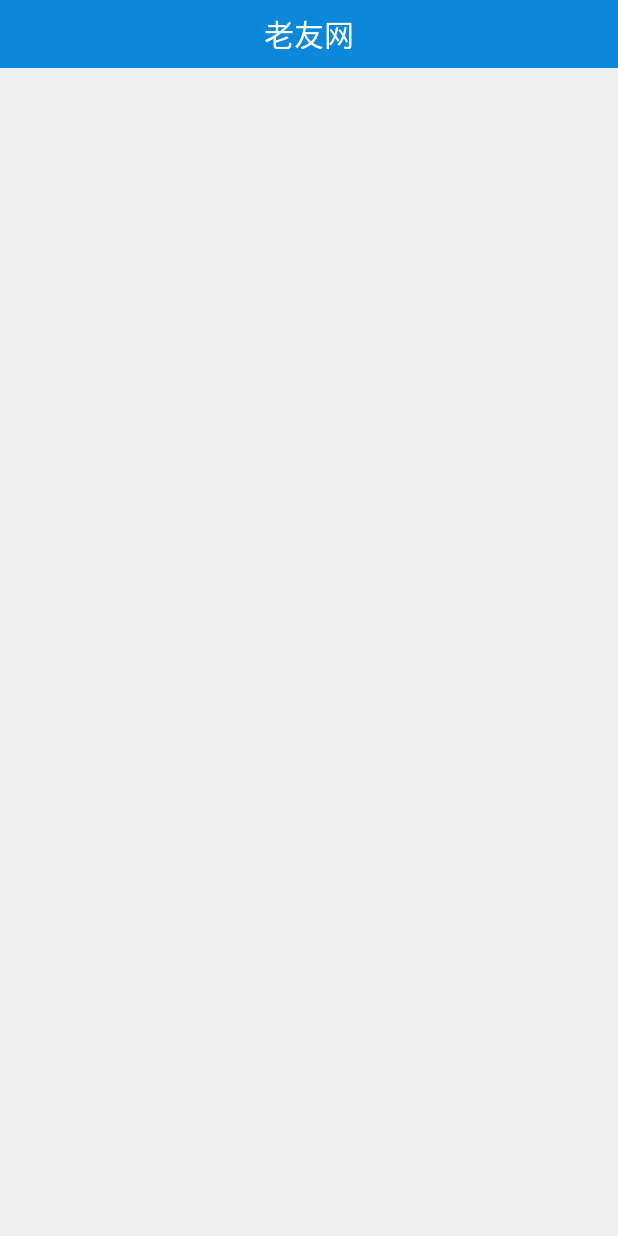
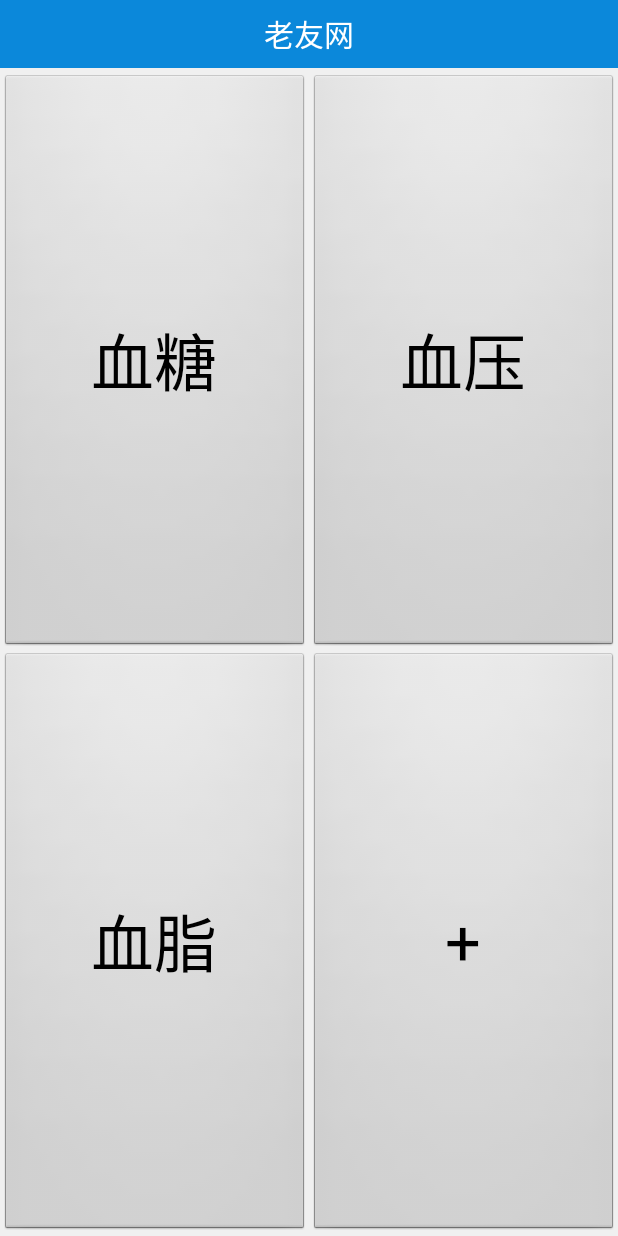
Before and after one commit to yushulinfeng/Medicine, an Android app: the IllnessManageActivity screen opened directly, with no data from a screen before it, on a phone screen of 412 x 824 dp. Run offline under Robolectric (Android 15) with nearby library versions, the phone set to English and light mode, and no system bars.

Commit message:
数据上传的图表什么的的设计了一下

```diff
--- a/app/build.gradle
+++ b/app/build.gradle
@@ -28,4 +28,5 @@ dependencies {
     compile files('libs/fastjson-1.2.6.jar')
     compile files('libs/dom4j-1.6.1.jar')
     compile files('libs/jsoup.jar')
+    compile files('libs/mpandroidchartlibrary-2-1-4.jar')
 }
--- a/app/src/main/java/org/outing/medicine/illness_manage/IllnessManageActivity.java
+++ b/app/src/main/java/org/outing/medicine/illness_manage/IllnessManageActivity.java
@@ -1,26 +1,55 @@
 package org.outing.medicine.illness_manage;
 
 import android.app.Activity;
+import android.content.Intent;
 import android.os.Bundle;
+import android.view.View;
+import android.widget.Button;
 import android.widget.ImageButton;
+import android.widget.Toast;
 
 import org.outing.medicine.R;
+import org.outing.medicine.fun_drug.DrugMain;
+import org.outing.medicine.fun_know.KnowMain;
+import org.outing.medicine.fun_tools.ToolsMain;
+import org.outing.medicine.personal_center.PersonalCenterActivity;
 
 /**
  * Created by apple on 15/10/6.
  */
-public class IllnessManageActivity extends Activity {
-    private ImageButton buttonAdd;
+public class IllnessManageActivity extends Activity implements View.OnClickListener {
     @Override
     protected void onCreate(Bundle savedInstanceState) {
         super.onCreate(savedInstanceState);
         setContentView(R.layout.activity_illness_manage);
 
-//        init();
+        ((Button) findViewById(R.id.index_blood_sugar)).setOnClickListener(this);
+        ((Button) findViewById(R.id.index_blood_pressure)).setOnClickListener(this);
+        ((Button) findViewById(R.id.index_blood_fat)).setOnClickListener(this);
+        ((Button) findViewById(R.id.index_search)).setOnClickListener(this);
 
     }
 
-    private void init() {
-        buttonAdd.findViewById(R.id.con_add_btn_album);
+
+    @Override
+    public void onClick(View v) {
+        Intent intent = null;
+        switch (v.getId()) {
+            case R.id.index_blood_sugar:
+                intent = new Intent(this, BloodSuger.class);
+                break;
+            case R.id.index_blood_pressure:
+                intent = new Intent(this, ToolsMain.class);
+                break;
+            case R.id.index_blood_fat:
+                intent = new Intent(this, ToolsMain.class);
+                break;
+            case R.id.index_search:
+                Toast.makeText(this, "开发中...", Toast.LENGTH_SHORT).show();
+                break;
+        }
+        if (intent != null) {
+            startActivity(intent);
+        }
     }
 }
--- a/app/src/main/res/layout/activity_illness_manage.xml
+++ b/app/src/main/res/layout/activity_illness_manage.xml
@@ -7,15 +7,53 @@
     <include layout="@layout/top" />
 
 
-    <ListView
-        android:id="@+id/listview_record"
-        android:layout_marginTop="20dp"
-        android:layout_marginLeft="18dp"
-        android:layout_marginRight="18dp"
-        android:dividerHeight="10dp"
-        android:divider="#f0f0f0"
+    <LinearLayout
         android:layout_width="match_parent"
-        android:layout_height="match_parent"></ListView>
+        android:layout_height="0dp"
+        android:layout_weight="2"
+        android:orientation="horizontal"
+        android:paddingTop="4dp" >
+
+        <Button
+            android:id="@+id/index_blood_sugar"
+            android:layout_width="0dp"
+            android:layout_height="match_parent"
+            android:layout_weight="1"
+            android:text="血糖"
+            android:textSize="@dimen/ill_btn_text_size" />
+
+        <Button
+            android:id="@+id/index_blood_pressure"
+            android:layout_width="0dp"
+            android:layout_height="match_parent"
+            android:layout_weight="1"
+            android:text="血压"
+            android:textSize="@dimen/ill_btn_text_size" />
+    </LinearLayout>
+
+    <LinearLayout
+        android:layout_width="match_parent"
+        android:layout_height="0dp"
+        android:layout_weight="2"
+        android:orientation="horizontal" >
+
+        <Button
+            android:id="@+id/index_blood_fat"
+            android:layout_width="0dp"
+            android:layout_height="match_parent"
+            android:layout_weight="1"
+            android:text="血脂"
+            android:textSize="@dimen/ill_btn_text_size" />
+
+        <Button
+            android:id="@+id/index_search"
+            android:layout_width="0dp"
+            android:layout_height="match_parent"
+            android:layout_weight="1"
+            android:text="+"
+            android:textSize="@dimen/ill_btn_text_size" />
+    </LinearLayout>
+
 
 
 
--- a/app/src/main/res/values/dimens.xml
+++ b/app/src/main/res/values/dimens.xml
@@ -1,6 +1,7 @@
 <resources>
 
     <dimen name="main_btn_text_size">32sp</dimen>
+    <dimen name="ill_btn_text_size">42sp</dimen>
     <dimen name="contact_text_size">27sp</dimen>
     <dimen name="contact_relative_text_size">15sp</dimen>
     <dimen name="contact_margin">5dp</dimen>
```
Also changed, not shown: app/src/main/AndroidManifest.xml (+7 -5 lines), app/src/main/java/org/outing/medicine/illness_manage/BloodSuger.java (added, +122 -0 lines), app/src/main/res/layout/activity_blood_suger.xml (added, +70 -0 lines), app/libs/mpandroidchartlibrary-2-1-4.jar (added), app/src/main/res/drawable/blue_button.png (added), 1 other file.
